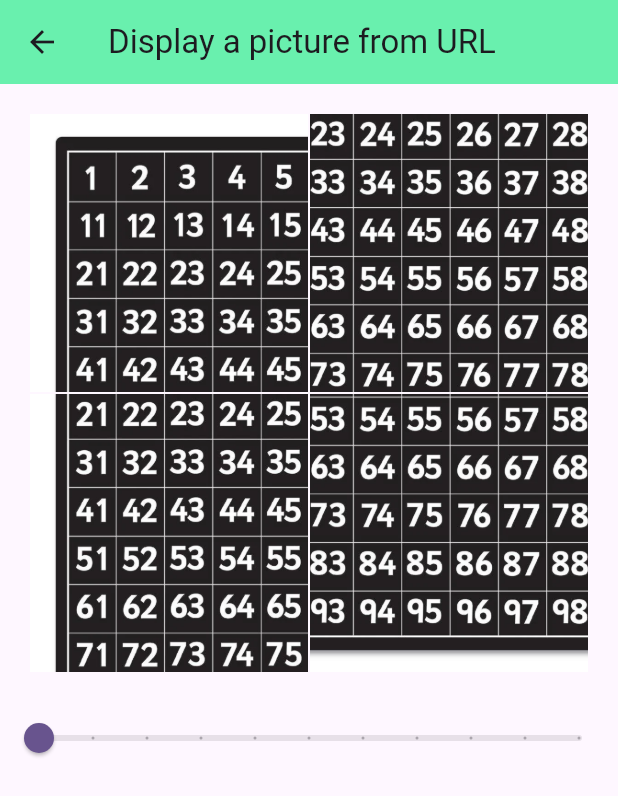
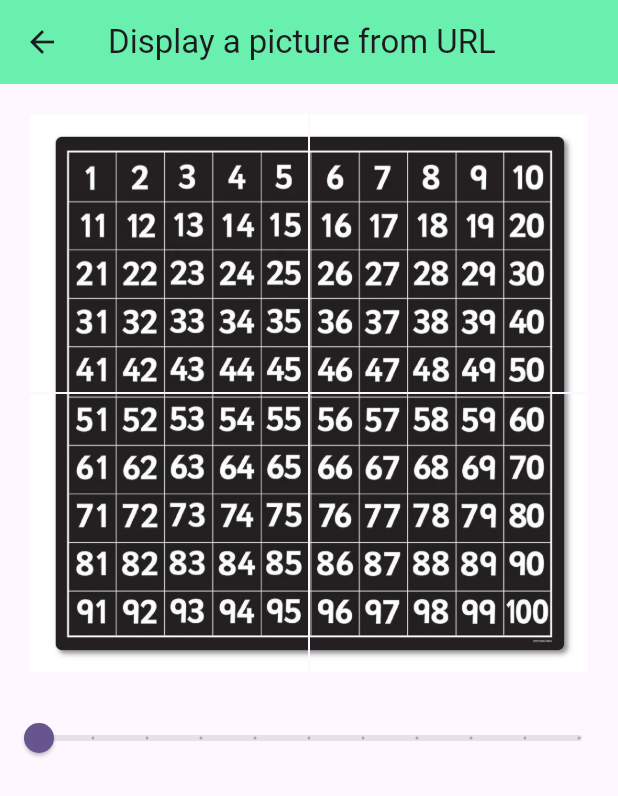
Before and after one commit to Bantortek/UV-AMSE, a Flutter app: the Ex5Page screen opened directly, on a phone screen of 412 x 824 dp. Shown: the top 796 px of the screen. Run offline on Flutter 3.47's test engine with Material 3 defaults, Android fonts, the phone set to English and light mode, and no system bars.

Commit message:
Ex5 fini

```diff
--- a/tp2/lib/Ex5.dart
+++ b/tp2/lib/Ex5.dart
@@ -9,9 +9,8 @@ class ImageTile {
   ImageTile({required this.imagePath, required this.size, required this.i});
 
   Widget croppedImageTile() {
-    double x = (i%size)/size;
-    double y = (i/size).ceilToDouble()/size;
-
+    double x = (i % size)/(size-1);
+    double y = (i ~/ size)/(size-1);
     return FittedBox(
       fit: BoxFit.fill,
       child: ClipRect(
```
